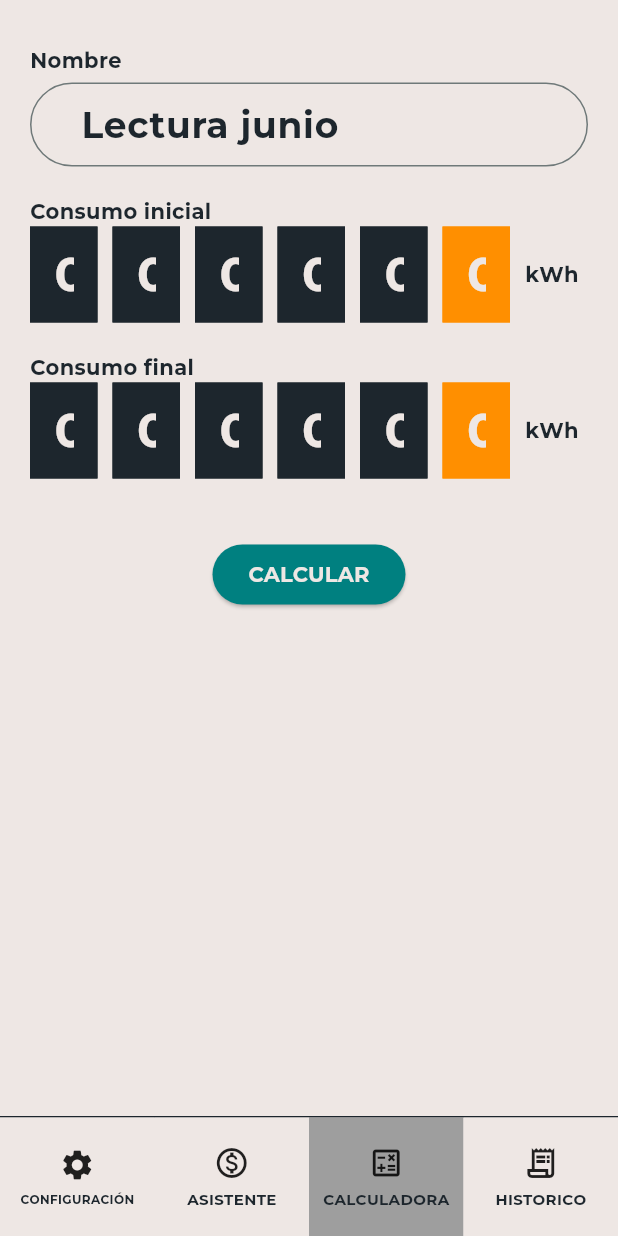
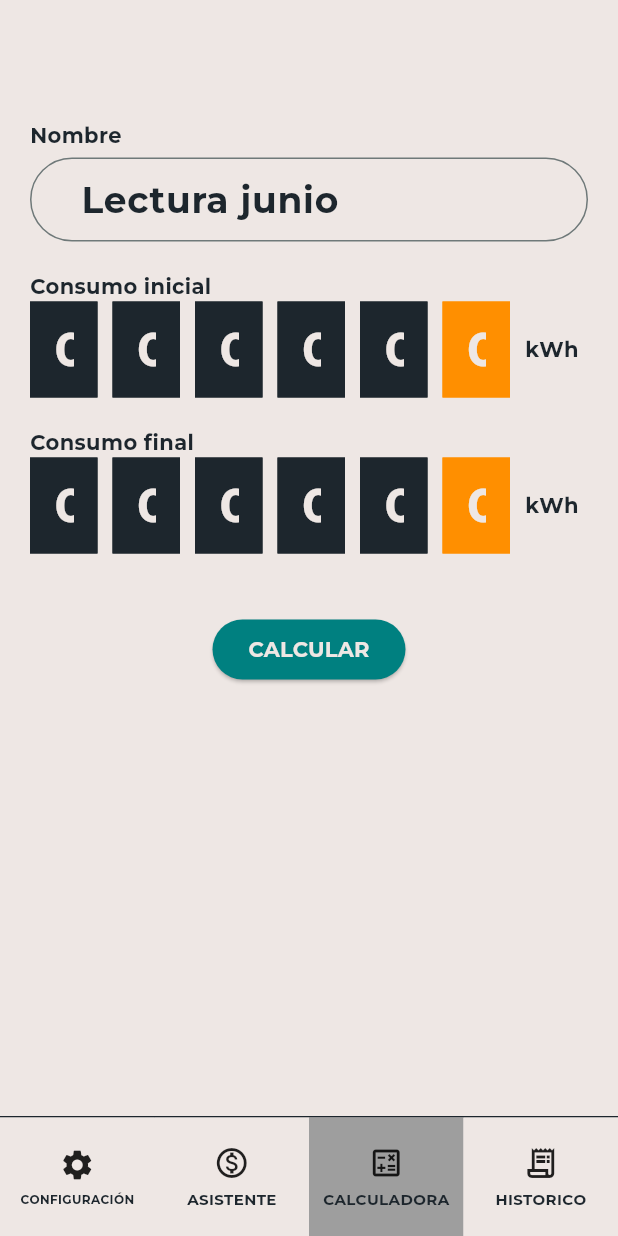
Before and after one commit to atuinuniverse/KWCalculator, a Flutter app: the CalculatorPage screen opened directly, on a phone screen of 412 x 824 dp. Run offline on Flutter 3.47's test engine with Material 3 defaults, Android fonts, the phone set to English and light mode, and no system bars; our stand-ins replace google_mobile_ads, shared_preferences; accounts and stored records are empty; network calls fail; project files that could hold a hidden picture were left out.

Commit message:
Update dependencies

```diff
--- a/lib/app/view/calculator.dart
+++ b/lib/app/view/calculator.dart
@@ -74,7 +74,6 @@ class _CalculatorPageState extends State<CalculatorPage> {
       adUnitId: widget.adUnitId,
       request: const AdRequest(),
       listener: BannerAdListener(
-        // Called when an ad is successfully received.
         onAdLoaded: (ad) {
           if (!mounted) {
             ad.dispose();
@@ -121,6 +120,7 @@ class _CalculatorPageState extends State<CalculatorPage> {
     return Scaffold(
           body: SafeArea(
               child: Stack(
+                alignment: Alignment.topCenter,
                 children: [
                   SizedBox(
                     width: widget.adSize.width.toDouble(),
@@ -133,6 +133,9 @@ class _CalculatorPageState extends State<CalculatorPage> {
                         padding: const EdgeInsets.symmetric(horizontal: 20, vertical: 30),
                         child: Column(
                           children: [
+                            SizedBox(
+                              height: 50,
+                            ),
                             KWInputTextField(label: 'Nombre', initialVal: name, onValueChanged: onNameChange,),
                             const SizedBox(height: 20,),
                             KWInputCalc(label: 'Consumo inicial', onValueChanged: onkWhStartChange,),
--- a/lib/app/view/wizard.dart
+++ b/lib/app/view/wizard.dart
@@ -347,6 +347,7 @@ class _WizardPageState extends State<WizardPage> {
     return Scaffold(
       body: SafeArea(
         child: Stack(
+          alignment: Alignment.topCenter,
           children: [
             SizedBox(
               width: widget.adSize.width.toDouble(),
```
Also changed, not shown: pubspec.yaml (+3 -12 lines), pubspec.lock, 1 other file.
